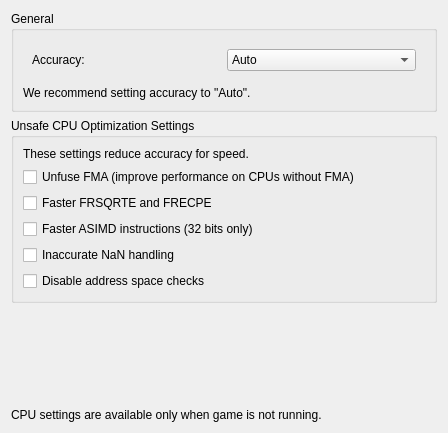
Old version of the form src/yuzu/configuration/configure_cpu.ui in the repository QuantumGhost/yuzu.
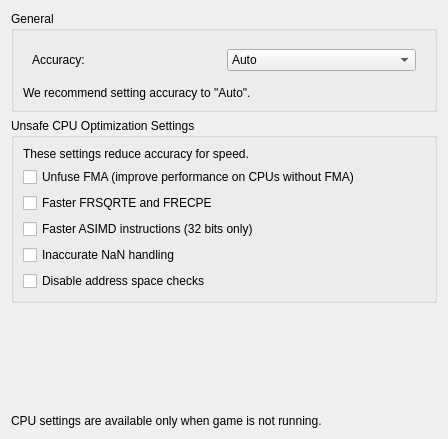
New version of the form.

Diff of the .ui file:
```diff
--- a/src/yuzu/configuration/configure_cpu.ui
+++ b/src/yuzu/configuration/configure_cpu.ui
@@ -7,7 +7,7 @@
     <x>0</x>
     <y>0</y>
     <width>448</width>
-    <height>433</height>
+    <height>439</height>
    </rect>
   </property>
   <property name="windowTitle">
```
Left out of the diff: 3 changed lines with no effect on the pictures.
